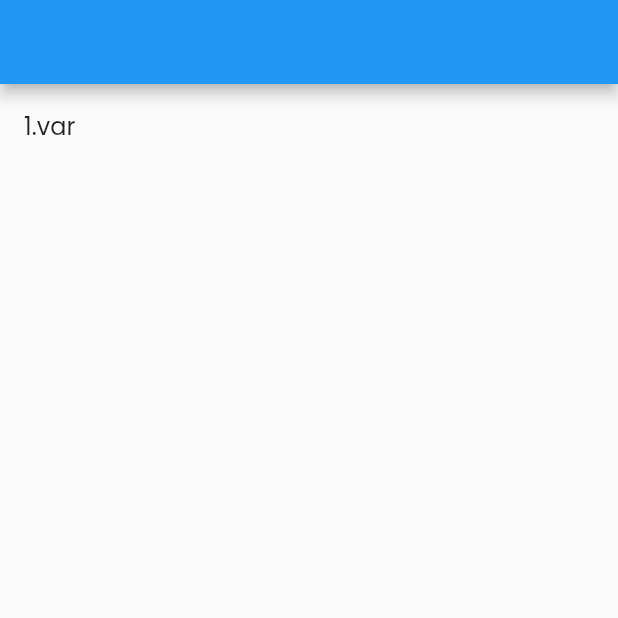
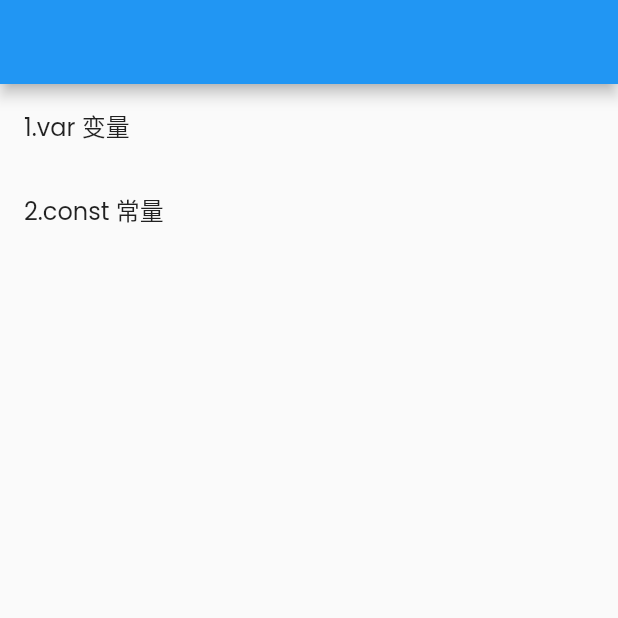
Before and after one commit to Shineforword/lyxy, a Flutter app: the LyDart screen opened directly, on a phone screen of 412 x 824 dp, the top half of it. Run offline on Flutter 3.47's test engine with Material 2 defaults, Android fonts, the phone set to English and light mode, and no system bars; our stand-ins replace extended_image, flutter_markdown; missing offline and left inert: markdown_syntax_highlighter, wechat_assets_picker; network calls fail.

Commit message:
[dart - const/final ]

```diff
--- a/lib/explore/dart/ly_dart.dart
+++ b/lib/explore/dart/ly_dart.dart
@@ -14,8 +14,11 @@ class LyDart extends StatelessWidget {
       body: ListView(
         children: [
           LyxyExploreItem(
-              title: "1.var",
+              title: "1.var 变量",
               page: LyxyCodes(mdpwd: "lib/assets/markdown/dart/var.md")),
+          LyxyExploreItem(
+              title: "2.const 常量",
+              page: LyxyCodes(mdpwd: "lib/assets/markdown/dart/const.md")),
         ],
       ),
     );
```
Also changed, not shown: 1 other file.
